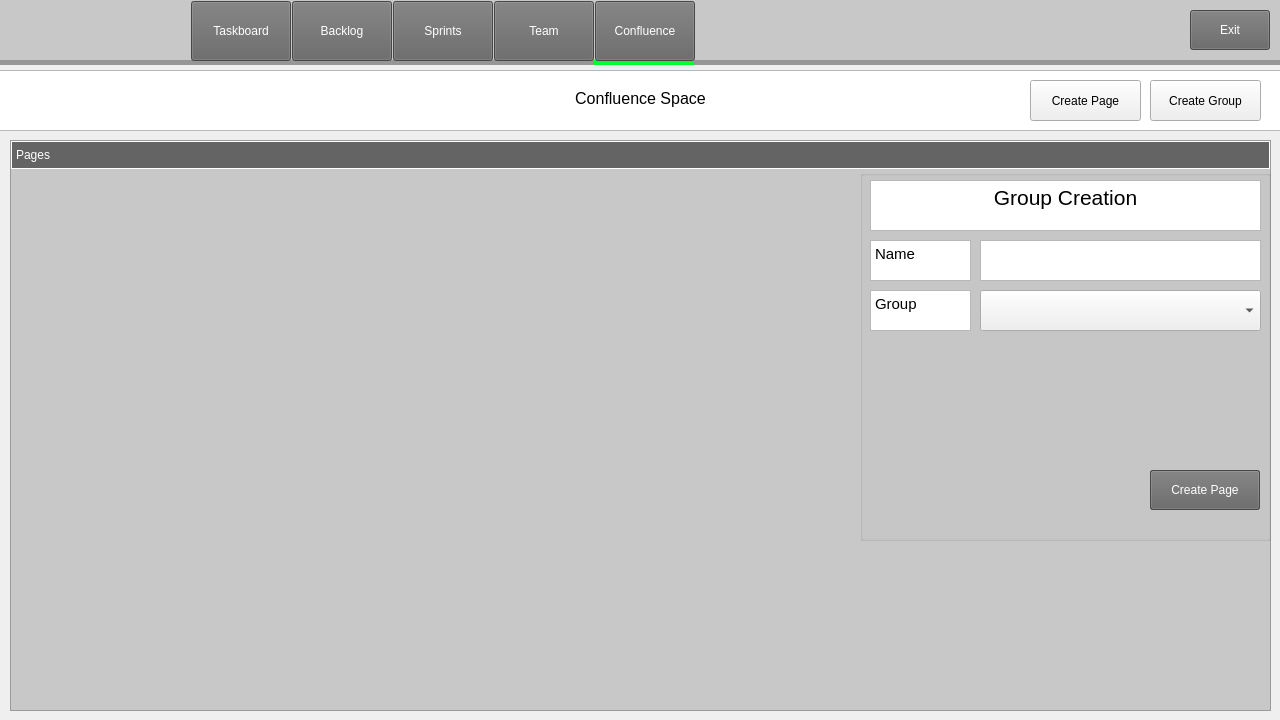
Above: code/Staging_Environment/Recovered/Staging_Environment_Recorverd/parentboard.ui from muazzamaqeel/Software-Project-CTS-5 before the change. Below: the same form after it.
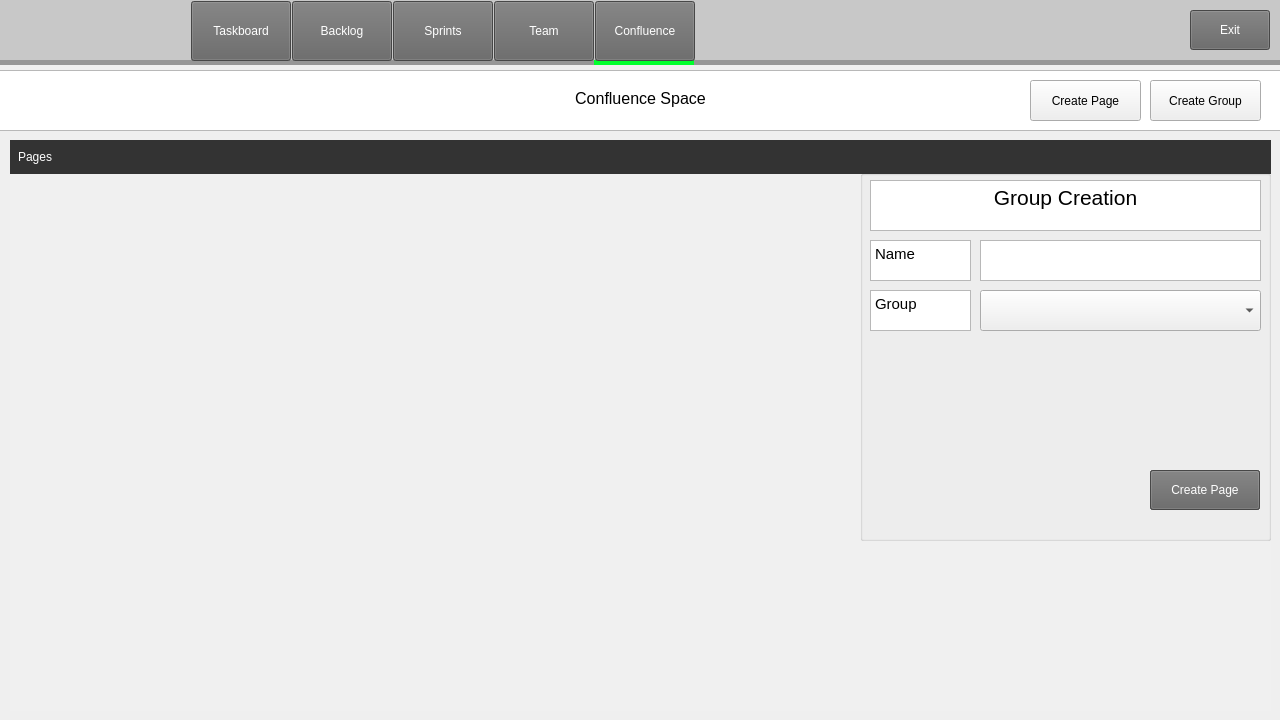
That is the form after the change. The open tabs and pages were chosen to show the change. Icons and pictures are not drawn.

Commit message: Update Confluence Table

```diff
--- a/code/Staging_Environment/Recovered/Staging_Environment_Recorverd/parentboard.ui
+++ b/code/Staging_Environment/Recovered/Staging_Environment_Recorverd/parentboard.ui
@@ -2348,18 +2348,19 @@
      <property name="styleSheet">
       <string notr="true">/* QTreeWidget Stylesheet */
 
+/* QTreeWidget background and basic styles */
 QTreeWidget {
+    background-color: #f0f0f0; /* Light gray background */
+    border: none; /* Remove border */
     font: 14pt &quot;Arial&quot;;
-    color: black;
-    background-color: rgb(200, 200, 200);
-    show-decoration-selected: 1;
 }
 
 /* Top-level items */
 QTreeWidget::item {
-    padding: 8px;
-    background-color: rgb(240, 240, 240); /* Background color for top-level items */
-    font-size: 14px;
+    padding: 10px 15px; /* Increase padding for better spacing */
+    background-color: #ffffff; /* White background */
+    color: #333333; /* Dark gray text color */
+    border: 1px solid #d1d1d1; /* Add a subtle border */
 }
 
 QTreeWidget::item:hover {
@@ -2367,18 +2368,19 @@
 }
 
 QTreeWidget::item:selected {
-    color: black;
+    background-color: #86ff98; /* Light green background for selected items */
+    color: #333333; /* Dark gray text color */
     font-weight: bold;
-    background-color: rgb(158, 255, 162);
 }
 
 /* Subitems (nested items) */
 QTreeWidget::item:has-children {
-    background-color: rgb(240, 240, 240); /* Background color for items with children */
+    background-color: #ffffff; /* White background for items with children */
+    border: 1px solid #d1d1d1; /* Add a subtle border */
 }
 
 QTreeWidget::item:!has-children {
-    background-color: rgb(240, 240, 240); /* Your desired color for top-level items without children */
+    background-color: #ffffff; /* White background for top-level items without children */
 }
 
 QTreeWidget::item:has-children:hover {
@@ -2390,36 +2392,35 @@
 }
 
 QTreeWidget::item:has-children:selected {
-    color: black;
-    font-weight: bold;
-    background-color: rgb(240, 240, 240);
+    background-color: #ffffff; /* White background for selected items with children */
 }
+
 QTreeWidget::item:!has-children:selected {
-    color: black;
+    background-color: #86ff98; /* Light green background for selected top-level items without children */
     font-weight: bold;
-    background-color: rgb(158, 255, 162);
 }
 
 /* QHeaderView Sections (Individual Columns) */
 QHeaderView::section {
-    background-color: rgb(100, 100, 100);
-    color: white;
-    padding: 4px;
-    border: 1px solid white;
+    background-color: #333333; /* Dark gray background for header sections */
+    color: #ffffff; /* White text color for header sections */
+    padding: 8px;
+    border: none; /* Remove border */
     qproperty-horizontalStretch: 1; /* Stretch the header to fill the entire width */
     qproperty-stretchSection: 1; /* Stretch all sections to fill the remaining space */
 }
 
-/* Replace the default branch arrow with a smaller image */
+/* Replace the default branch arrow with custom images */
 QTreeWidget::branch:has-children {
-    image: url(:/down-arrow.png); /* Default arrow image when item is open */
-    width: 10px; /* Adjust the width of the image */
-    height: 10px; /* Adjust the height of the image */
+    image: url(:/down-arrow.png); /* Custom arrow image when item is open */
+    width: 14px; /* Adjust the width of the image */
+    height: 14px; /* Adjust the height of the image */
 }
 
 QTreeWidget::branch:closed:has-children {
-    image: url(:/right-arrow.png); /* Arrow image when item is closed */
-}</string>
+    image: url(:/right-arrow.png); /* Custom arrow image when item is closed */
+}
+</string>
      </property>
      <property name="sizeAdjustPolicy">
       <enum>QAbstractScrollArea::AdjustToContents</enum>
```
Left out of the diff: 8 changed lines with no effect on the pictures.
